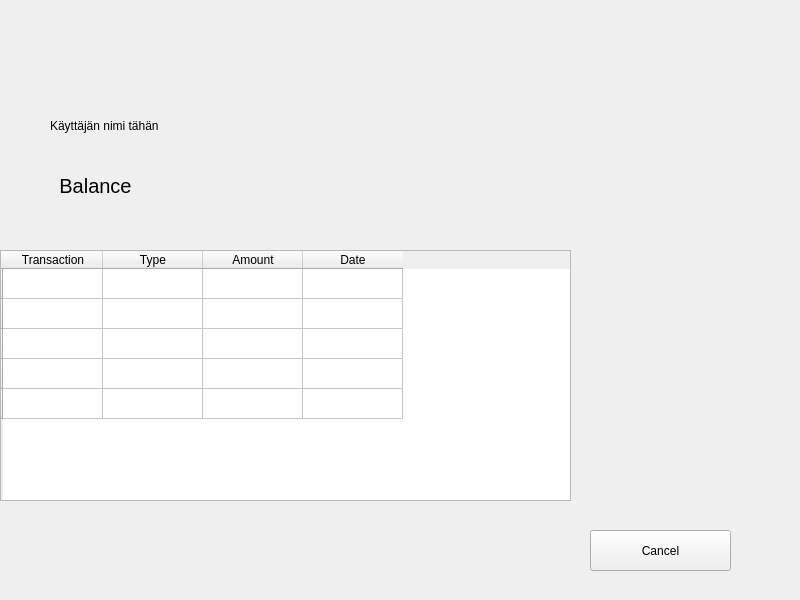
The window that frontend/balance.ui (22kmo-project/group_14) describes before a commit, drawn with Qt 5.
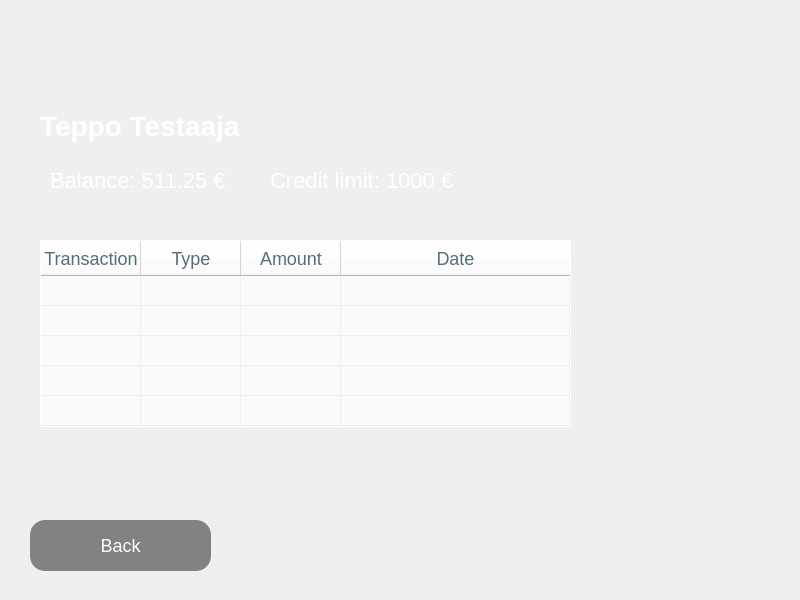
The same window after the commit. Icons and pictures are not drawn.

Commit message: unifying UI elements across different windows, button & font sizes etc.. + new deposit window

```diff
--- a/frontend/balance.ui
+++ b/frontend/balance.ui
@@ -13,52 +13,83 @@
   <property name="windowTitle">
    <string>Form</string>
   </property>
-  <widget class="QLabel" name="label">
-   <property name="geometry">
-    <rect>
-     <x>40</x>
-     <y>160</y>
-     <width>111</width>
-     <height>51</height>
-    </rect>
-   </property>
-   <property name="font">
-    <font>
-     <pointsize>15</pointsize>
-    </font>
-   </property>
-   <property name="text">
-    <string>Balance</string>
-   </property>
-   <property name="alignment">
-    <set>Qt::AlignCenter</set>
-   </property>
-  </widget>
   <widget class="QPushButton" name="cancelButton">
    <property name="geometry">
     <rect>
-     <x>590</x>
-     <y>530</y>
-     <width>141</width>
-     <height>41</height>
+     <x>30</x>
+     <y>520</y>
+     <width>181</width>
+     <height>51</height>
     </rect>
    </property>
    <property name="cursor">
     <cursorShape>PointingHandCursor</cursorShape>
    </property>
+   <property name="styleSheet">
+    <string notr="true">QPushButton {
+background-color: rgb(130, 130, 130);
+background-image: url(../img/icon_back.png);
+background-repeat:no-repeat;
+background-position:left middle;
+color: rgb(255, 255, 255);
+border-radius:15px;
+padding:5 5px;
+font-size:18px;
+}
+QPushButton:hover {
+background-color: rgb(120, 120, 120);
+color: rgb(255, 255, 255);
+}</string>
+   </property>
    <property name="text">
-    <string>Cancel</string>
+    <string>Back</string>
    </property>
   </widget>
   <widget class="QTableWidget" name="tableWidget">
    <property name="geometry">
     <rect>
-     <x>0</x>
-     <y>250</y>
-     <width>571</width>
-     <height>251</height>
+     <x>40</x>
+     <y>240</y>
+     <width>531</width>
+     <height>187</height>
     </rect>
    </property>
+   <property name="styleSheet">
+    <string notr="true">QTableWidget {
+color: #546E7A;
+gridline-color: #ECEFF1;
+border-color: red;
+font: 18px;
+background-color:#FAFAFA;
+alternate-background-color:#F5F5F5;
+font-weight:bold;
+border:1px solid white;
+}
+QHeaderView::section {
+background-color: #fff;
+color: #546E7A;
+height: 35px;
+font: 18px;
+text-align:center;
+}
+QHeaderView::item {
+background-color: blue;
+color: white;
+height: 35px;
+font: 15px;
+text-align:center;
+}
+QTableView::item:focus{
+border: 2px solid rgb(242, 128, 133);
+background-color: red;
+}</string>
+   </property>
+   <attribute name="horizontalHeaderStretchLastSection">
+    <bool>true</bool>
+   </attribute>
+   <attribute name="verticalHeaderVisible">
+    <bool>false</bool>
+   </attribute>
    <row>
     <property name="text">
      <string/>
@@ -108,45 +139,58 @@
   <widget class="QLabel" name="label_2">
    <property name="geometry">
     <rect>
-     <x>200</x>
-     <y>160</y>
-     <width>121</width>
-     <height>51</height>
-    </rect>
-   </property>
-   <property name="font">
-    <font>
-     <pointsize>15</pointsize>
-     <bold>true</bold>
-    </font>
-   </property>
-   <property name="styleSheet">
-    <string notr="true">color : black; 
-</string>
-   </property>
-   <property name="text">
-    <string/>
-   </property>
-   <property name="alignment">
-    <set>Qt::AlignCenter</set>
-   </property>
-  </widget>
-  <widget class="QLabel" name="label_3">
-   <property name="geometry">
-    <rect>
-     <x>50</x>
+     <x>40</x>
      <y>100</y>
-     <width>361</width>
+     <width>341</width>
      <height>51</height>
     </rect>
    </property>
+   <property name="styleSheet">
+    <string notr="true">font-size:28px;
+color:white;
+font-weight:bold;</string>
+   </property>
    <property name="text">
-    <string>Käyttäjän nimi tähän</string>
+    <string>Teppo Testaaja</string>
    </property>
    <property name="alignment">
     <set>Qt::AlignLeading|Qt::AlignLeft|Qt::AlignVCenter</set>
    </property>
   </widget>
+  <widget class="QLabel" name="textBalance">
+   <property name="geometry">
+    <rect>
+     <x>50</x>
+     <y>160</y>
+     <width>211</width>
+     <height>41</height>
+    </rect>
+   </property>
+   <property name="styleSheet">
+    <string notr="true">font-size:22px;
+color:white;</string>
+   </property>
+   <property name="text">
+    <string>Balance: 511.25 €</string>
+   </property>
+  </widget>
+  <widget class="QLabel" name="textCreditLimit">
+   <property name="geometry">
+    <rect>
+     <x>270</x>
+     <y>160</y>
+     <width>231</width>
+     <height>41</height>
+    </rect>
+   </property>
+   <property name="styleSheet">
+    <string notr="true">font-size:22px;
+color:white;</string>
+   </property>
+   <property name="text">
+    <string>Credit limit: 1000 €</string>
+   </property>
+  </widget>
  </widget>
  <resources/>
  <connections/>
```
Left out of the diff: 2 changed lines with no effect on the pictures. The commit also changes 25 other files.
